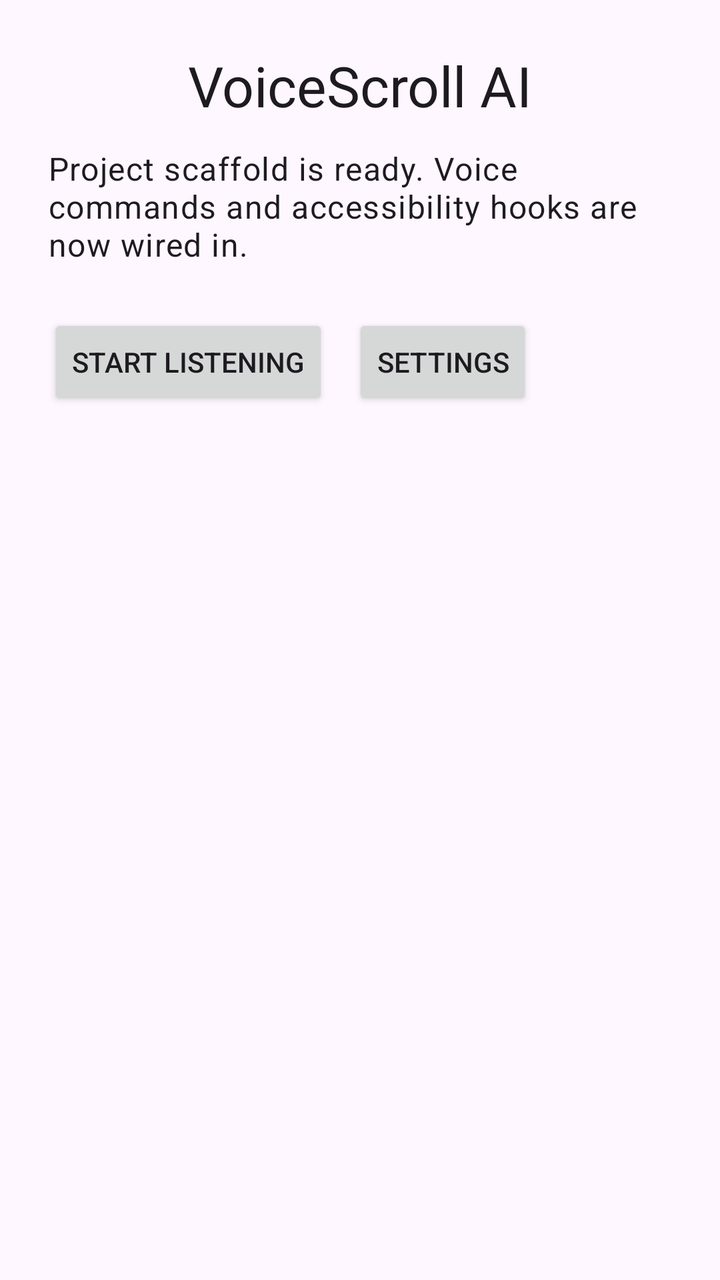
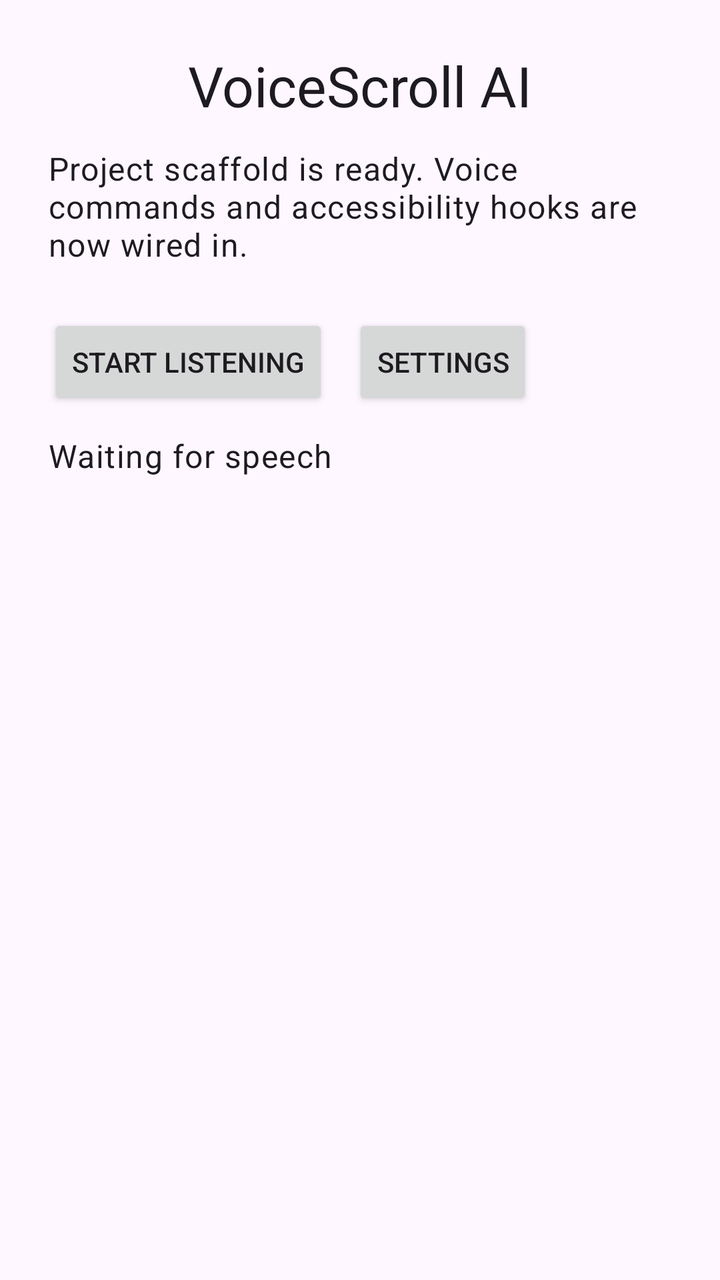

The first picture is an Android layout as it rendered before a commit; the second is the same layout after the commit. The layout source and the unified diff follow.
<!-- AndroidManifest.xml: application theme Theme.Skipapp -->
<!-- res/layout/activity_main.xml -->
<?xml version="1.0" encoding="utf-8"?>
<androidx.constraintlayout.widget.ConstraintLayout xmlns:android="http://schemas.android.com/apk/res/android"
    xmlns:app="http://schemas.android.com/apk/res-auto"
    android:layout_width="match_parent"
    android:layout_height="match_parent"
    android:padding="24dp">

    <TextView
        android:id="@+id/title"
        android:layout_width="wrap_content"
        android:layout_height="wrap_content"
        android:text="VoiceScroll AI"
        android:textAppearance="@style/TextAppearance.Material3.HeadlineMedium"
        app:layout_constraintTop_toTopOf="parent"
        app:layout_constraintStart_toStartOf="parent"
        app:layout_constraintEnd_toEndOf="parent" />

    <TextView
        android:id="@+id/subtitle"
        android:layout_width="0dp"
        android:layout_height="wrap_content"
        android:layout_marginTop="12dp"
        android:text="Project scaffold is ready. Voice commands and accessibility hooks are now wired in."
        android:textAppearance="@style/TextAppearance.Material3.BodyLarge"
        app:layout_constraintTop_toBottomOf="@id/title"
        app:layout_constraintStart_toStartOf="parent"
        app:layout_constraintEnd_toEndOf="parent" />

    <Button
        android:id="@+id/btn_listen"
        android:layout_width="wrap_content"
        android:layout_height="wrap_content"
        android:text="Start Listening"
        android:layout_marginTop="24dp"
        app:layout_constraintTop_toBottomOf="@id/subtitle"
        app:layout_constraintStart_toStartOf="parent" />

    <Button
        android:id="@+id/btn_settings"
        android:layout_width="wrap_content"
        android:layout_height="wrap_content"
        android:text="Settings"
        android:layout_marginStart="12dp"
        app:layout_constraintTop_toTopOf="@id/btn_listen"
        app:layout_constraintBottom_toBottomOf="@id/btn_listen"
        app:layout_constraintStart_toEndOf="@id/btn_listen" />

    <TextView
        android:id="@+id/tv_recognized"
        android:layout_width="0dp"
        android:layout_height="wrap_content"
        android:layout_marginTop="12dp"
        android:text=""
        android:textAppearance="@style/TextAppearance.Material3.BodyLarge"
        app:layout_constraintTop_toBottomOf="@id/btn_listen"
        app:layout_constraintStart_toStartOf="parent"
        app:layout_constraintEnd_toEndOf="parent" />
</androidx.constraintlayout.widget.ConstraintLayout>
<!-- resources referenced by this layout -->
<resources>
  <style name="Theme.Skipapp" parent="Theme.Material3.DayNight.NoActionBar">
          <item name="colorPrimary">@color/purple_500</item>
          <item name="colorPrimaryVariant">@color/purple_700</item>
          <item name="colorOnPrimary">@color/white</item>
          <item name="colorSecondary">@color/teal_200</item>
          <item name="colorSecondaryVariant">@color/teal_700</item>
          <item name="colorOnSecondary">@color/black</item>
          <item name="android:statusBarColor">?attr/colorPrimaryVariant</item>
      </style>
  <color name="purple_500">#FF6200EE</color>
  <color name="purple_700">#FF3700B3</color>
  <color name="white">#FFFFFFFF</color>
  <color name="teal_200">#FF03DAC5</color>
  <color name="teal_700">#FF018786</color>
  <color name="black">#FF000000</color>
</resources>

<!-- the commit's change to res/layout/activity_main.xml (unified diff, before → after) -->
@@ -50,7 +50,7 @@
         android:layout_width="0dp"
         android:layout_height="wrap_content"
         android:layout_marginTop="12dp"
-        android:text=""
+        android:text="Waiting for speech"
         android:textAppearance="@style/TextAppearance.Material3.BodyLarge"
         app:layout_constraintTop_toBottomOf="@id/btn_listen"
         app:layout_constraintStart_toStartOf="parent"
